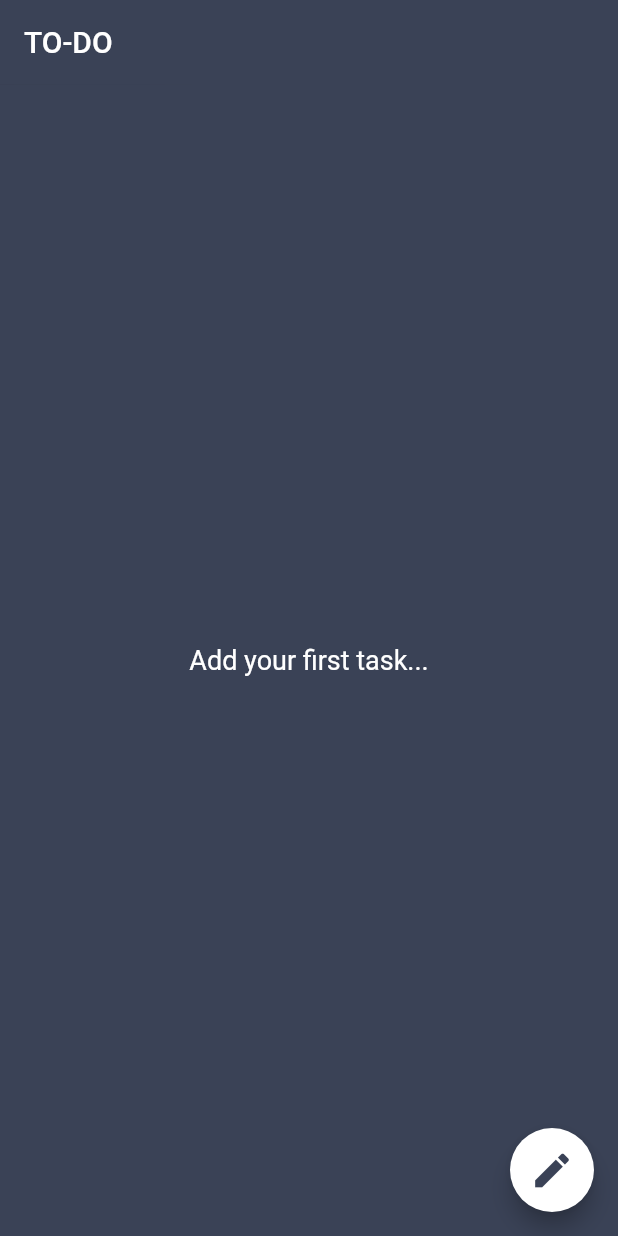
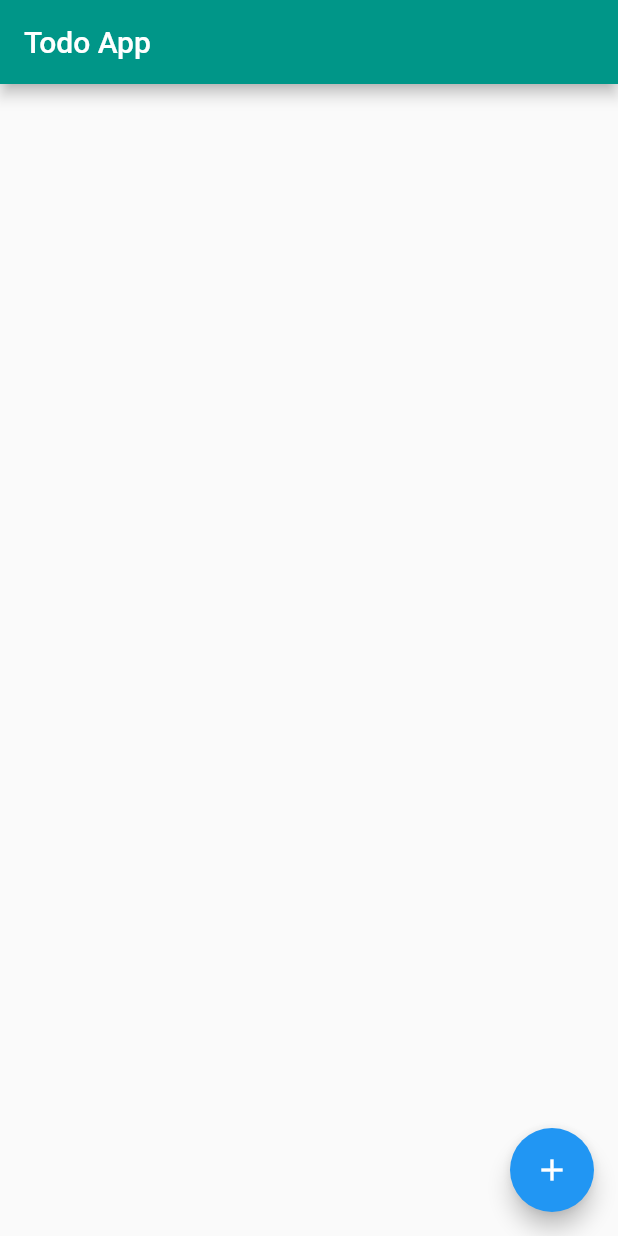
Before and after one commit to garimak64/todo_app, a Flutter app: the screen it shows after launch, on a phone screen of 412 x 824 dp. Run offline on Flutter 3.47's test engine with Material 2 defaults, Android fonts, the phone set to English and light mode, and no system bars; our stand-ins replace cloud_firestore, firebase_core; accounts and stored records are empty.

Commit message:
Complete working code

```diff
--- a/lib/main.dart
+++ b/lib/main.dart
@@ -1,12 +1,11 @@
 import 'package:cloud_firestore/cloud_firestore.dart';
 import 'package:firebase_core/firebase_core.dart';
 import 'package:flutter/material.dart';
-import 'package:flutter/services.dart';
-import 'package:google_fonts/google_fonts.dart';
 import 'package:provider/provider.dart';
 import 'package:todoapp/model/task.dart';
 import 'package:todoapp/screen/second_screen.dart';
 import 'package:todoapp/state/current_tasks.dart';
+import 'package:todoapp/widget/main_screen_list.dart';
 
 void main() async {
   WidgetsFlutterBinding.ensureInitialized();
@@ -22,11 +21,12 @@ class MyApp extends StatelessWidget {
       create: (context) => CurrentTasks(),
           child: MaterialApp(
         title: 'Flutter Demo',
-        debugShowCheckedModeBanner: false,
-        theme: new ThemeData(primaryColor: Color.fromRGBO(58, 66, 86, 1.0)),
-        home: MyHomePage(
-          title: 'TO-DO',
+        theme: ThemeData(
+          primarySwatch: Colors.blue,
+          primaryColor: Colors.teal,
+          visualDensity: VisualDensity.adaptivePlatformDensity,
         ),
+        home: MyHomePage(title: 'Todo App'),
       ),
     );
   }
@@ -49,13 +49,9 @@ class _MyHomePageState extends State<MyHomePage> {
   Widget build(BuildContext context) {
     CurrentTasks currentTasks = Provider.of<CurrentTasks>(context);
     return Scaffold(
-      backgroundColor: Color.fromRGBO(58, 66, 86, 1.0),
-
     appBar: AppBar(
       // Here we take the value from the MyHomePage object that was created by
       // the App.build method, and use it to set our appbar title.
-        elevation: 0.1,
-        backgroundColor: Color.fromRGBO(58, 66, 86, 1.0),
       title: Text(widget.title),
     ),
     body: Center(
@@ -64,42 +60,12 @@ class _MyHomePageState extends State<MyHomePage> {
             builder: (context, snapshot) {
               if (snapshot.hasData) {
                 final QuerySnapshot data = snapshot.data;
-                  if (data.size == 0) {
-                    return Text(
-                      'Add your first task...',
-                      style: GoogleFonts.mcLaren(
-                        textStyle:
-                            TextStyle(color:
-                                Colors.white,
-                            //Color(0xFF61656A),
-                               fontSize: 18),
-                      ),
-                    );
-                  }
-                  return ListView.builder(
-                      itemCount: data.size,
-                      itemBuilder: (context, index) {
-                        final String title = data.docs[index].data()['title'];
-                        final detail = data.docs[index].data()['tasks'][0];
-                        return Card(
-                          elevation: 8.0,
-                          margin: new EdgeInsets.symmetric(
-                              horizontal: 10.0, vertical: 6.0),
-                          child: Container(
-                              decoration: BoxDecoration(
-                                  color: Color.fromRGBO(64, 75, 96, .9)),
-                              child: makeListTile(
-                                  data, index, currentTasks, title, detail)),
-                        );
-
-                        // return getInkWell(data, index, title, currentTasks);
-                      });
+                return NotesList(data: data, currentTasks: currentTasks);
               } else {
-                  return CircularProgressIndicator();
+                return Text('You\'re so clean... :)');
               }
             })),
     floatingActionButton: FloatingActionButton(
-        backgroundColor: Colors.white,
       onPressed: () {
         currentTasks.setCurrentTasks([Task('', false)]);
         Navigator.push(
@@ -108,10 +74,7 @@ class _MyHomePageState extends State<MyHomePage> {
         );
       },
       tooltip: 'Increment',
-        child: Icon(
-          Icons.edit,
-        color: Color.fromRGBO(58, 66, 86, 1.0),
-        size: 30,),
+      child: Icon(Icons.add),
     ), // This trailing comma makes auto-formatting nicer for build methods.
       );
   }
@@ -121,63 +84,6 @@ class _MyHomePageState extends State<MyHomePage> {
     print(snapshot.data()['title']);
   }
 
-  InkWell getInkWell(data, index, title, currentTasks) {
-    return InkWell(
-        onTap: () {
-          List rawTasks = data.docs[index].data()['tasks'];
-          List<Task> tasks = rawTasks.map((element) {
-            String detail = element['detail'];
-            bool isCompleted = element['isCompleted'];
-            return Task(detail, isCompleted);
-          }).toList();
-          currentTasks.setCurrentTasks(tasks ?? []);
-          Navigator.push(
-            context,
-            MaterialPageRoute(
-                builder: (context) => SecondRoute(
-                      title: title,
-                      documentID: data.docs[index].id,
-                    )),
-          );
-        },
-        child: Container(
-            child: Text(
-          title,
-          style: TextStyle(fontSize: 20.0),
-        )));
+
+
 }
-
-  ListTile makeListTile(data, index, currentTasks, title, detail) => ListTile(
-        contentPadding: EdgeInsets.symmetric(horizontal: 20.0, vertical: 10.0),
-        leading: Container(
-          padding: EdgeInsets.only(right: 12.0),
-          decoration: new BoxDecoration(
-              border: new Border(
-                  right: new BorderSide(width: 1.0, color: Colors.white24))),
-          child: Icon(Icons.event_note, color: Colors.white),
-        ),
-        title: Text(
-          title,
-          style: TextStyle(color: Colors.white, fontWeight: FontWeight.bold),
-        ),
-        trailing:
-            Icon(Icons.keyboard_arrow_right, color: Colors.white, size: 30.0),
-        onTap: () {
-          List rawTasks = data.docs[index].data()['tasks'];
-          List<Task> tasks = rawTasks.map((element) {
-            String detail = element['detail'];
-            bool isCompleted = element['isCompleted'];
-            return Task(detail, isCompleted);
-          }).toList();
-          currentTasks.setCurrentTasks(tasks ?? []);
-          Navigator.push(
-            context,
-            MaterialPageRoute(
-                builder: (context) => SecondRoute(
-                      title: title,
-                      documentID: data.docs[index].id,
-                    )),
-          );
-        },
-      );
-}
--- a/lib/model/note.dart
+++ b/lib/model/note.dart
@@ -1,4 +1,3 @@
-
 import 'package:todoapp/model/task.dart';
 
 class Note {
--- /dev/null
+++ b/lib/widget/main_screen_list.dart
@@ -0,0 +1,49 @@
+import 'package:cloud_firestore/cloud_firestore.dart';
+import 'package:flutter/material.dart';
+
+import 'package:todoapp/model/task.dart';
+import 'package:todoapp/screen/second_screen.dart';
+import 'package:todoapp/state/current_tasks.dart';
+
+class NotesList extends StatelessWidget {
+  final QuerySnapshot data;
+  final CurrentTasks currentTasks;
+  const NotesList({
+    Key key,
+    this.data,
+    this.currentTasks,
+  }) : super(key: key);
+
+
+  @override
+  Widget build(BuildContext context) {
+    return ListView.builder(
+                    itemCount: data.size,
+                    itemBuilder: (context, index) {
+                      final String title = data.docs[index].data()['title'];
+                      return InkWell(
+                          onTap: () {
+                            List rawTasks = data.docs[index].data()['tasks'];
+                            List<Task> tasks = rawTasks.map((element) {
+                              String detail = element['detail'];
+                              bool isCompleted = element['isCompleted'];
+                              return Task(detail, isCompleted);
+                            }).toList();
+                            currentTasks.setCurrentTasks(tasks ?? []);
+                            Navigator.push(
+                              context,
+                              MaterialPageRoute(
+                                  builder: (context) =>
+                                  SecondRoute(
+                                    title: title,
+                                    documentID: data.docs[index].id,
+                                  )),
+                            );
+                          },
+                          child: Container(
+                              child: Text(title,
+                            style: TextStyle(fontSize: 20.0),
+                          )));
+                    });
+  }
+}
```
Also changed, not shown: lib/screen/second_screen.dart (+11 -35 lines), lib/widget/task_row.dart (+7 -4 lines). Lines whose indentation alone changed are shown as unchanged.
